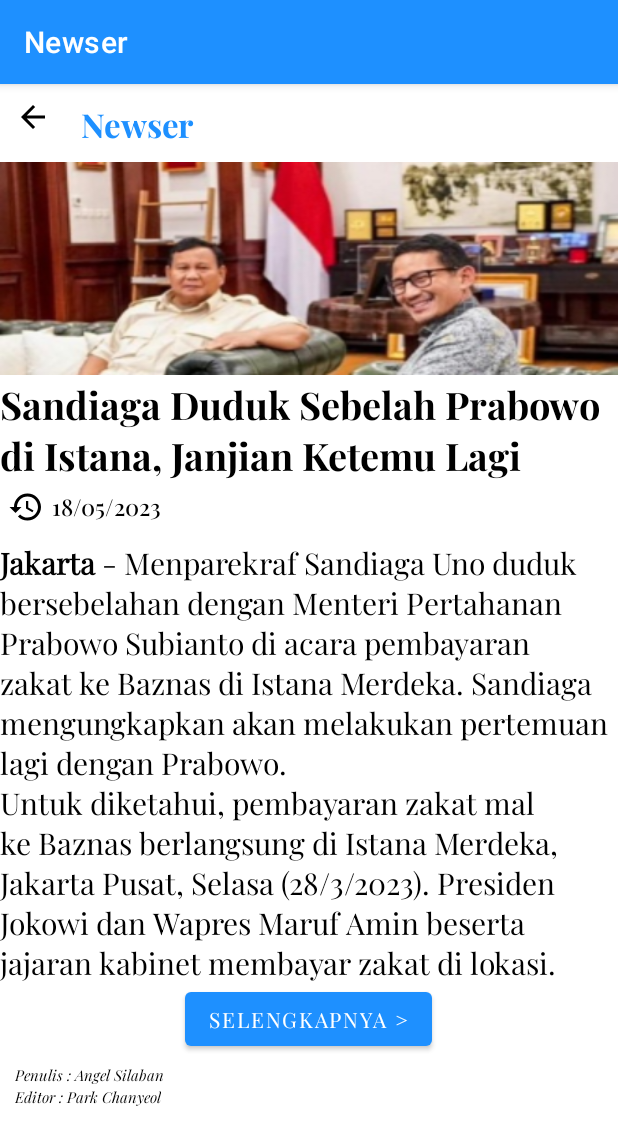
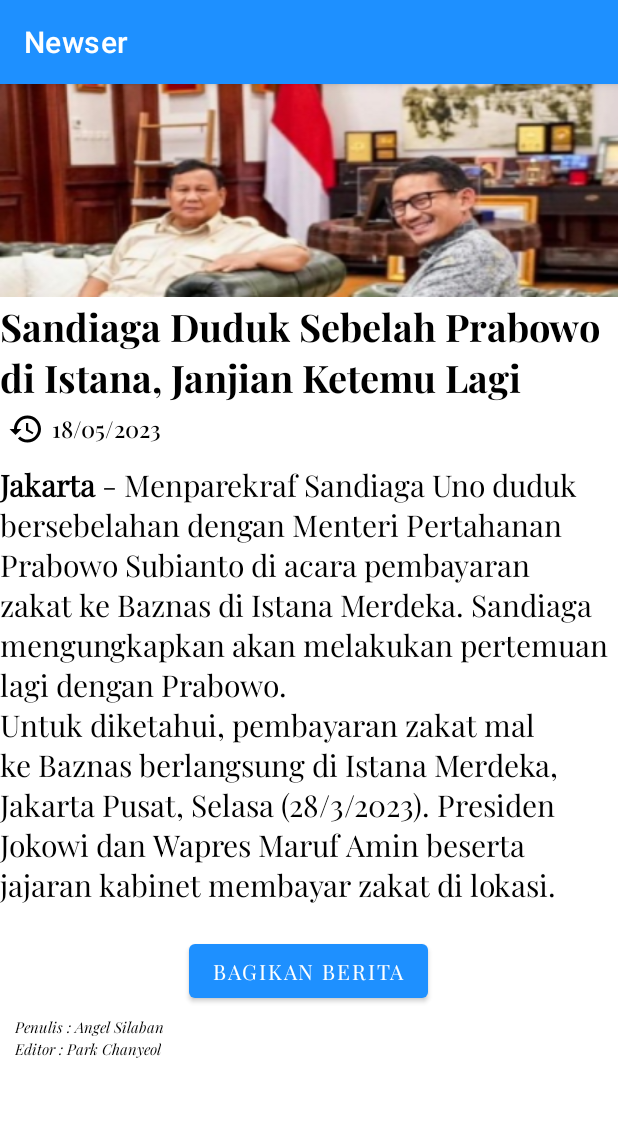
Before and after one commit to angelsilaban/Angel-Maria-Magdalena-Silaban_6706210052_Newser_Assessment3, an Android app: the fragment LihatBeritaUtamaFragment shown on its own in the app's theme, on a phone screen of 412 x 824 dp. Shown: the top 1145 px of the screen. Run offline under Robolectric (Android 15) with nearby library versions, the phone set to English and light mode, and no system bars; 2 statements that could not run were skipped.

Commit message:
Mengintent tombol up dan button ke halaman fragment yang lain

```diff
--- a/app/build.gradle
+++ b/app/build.gradle
@@ -51,4 +51,7 @@ dependencies {
 
     implementation "androidx.room:room-runtime:2.5.1"
     annotationProcessor "androidx.room:room-compiler:2.5.1"
+
+    implementation 'androidx.navigation:navigation-fragment-ktx:2.4.2'
+    implementation 'androidx.navigation:navigation-ui-ktx:2.4.2'
 }
--- a/app/src/main/res/layout/fragment_home.xml
+++ b/app/src/main/res/layout/fragment_home.xml
@@ -64,7 +64,7 @@
                     android:textSize="5sp" />
 
                 <Button
-                    android:id="@+id/buttonLihatBerita"
+                    android:id="@+id/button_lihat_berita"
                     android:layout_width="match_parent"
                     android:layout_height="wrap_content"
                     android:layout_marginTop="10dp"
@@ -72,7 +72,8 @@
                     android:textSize="15sp"
                     android:textColor="@color/black"
                     android:fontFamily="@font/playfairdisplayitalic"
-                    android:backgroundTint="@color/white"/>
+                    android:backgroundTint="@color/white"
+                    tools:visibility="visible"/>
 
             </LinearLayout>
 
--- a/app/src/main/res/layout/fragment_lihat_berita_utama.xml
+++ b/app/src/main/res/layout/fragment_lihat_berita_utama.xml
@@ -5,42 +5,30 @@
     android:layout_height="match_parent"
     tools:context=".fragment.LihatBeritaUtamaFragment">
 
+    <ScrollView
+        android:layout_width="match_parent"
+        android:layout_height="match_parent">
+
         <LinearLayout
             android:layout_width="match_parent"
             android:layout_height="match_parent"
             android:orientation="vertical">
 
-        <LinearLayout
+            <androidx.appcompat.widget.Toolbar
+                android:id="@+id/tombol_up"
+                android:layout_width="wrap_content"
+                android:layout_height="0dp"
+                android:layout_marginStart="8dp"
+                android:theme="@style/Theme.Newser.NoActionBarSetup"/>
+
+            <ImageView
+                android:id="@+id/image_berita_utama"
                 android:layout_width="match_parent"
                 android:layout_height="wrap_content"
-            android:layout_marginTop="10dp"
-            android:layout_marginStart="10dp"
-            android:layout_marginEnd="10dp"
-            android:orientation="horizontal">
-
-            <ImageButton
-                android:layout_width="wrap_content"
-                android:layout_height="wrap_content"
-                android:background="@drawable/ic_arrow_back"/>
-
-            <TextView
-                android:layout_width="match_parent"
-                android:layout_height="wrap_content"
-                android:layout_marginStart="20dp"
-                android:text="@string/app_name"
-                android:textSize="22sp"
-                android:textColor="@color/background_color"
-                android:fontFamily="@font/playfairdisplaybold"/>
-
-        </LinearLayout>
-
-        <ImageView
-            android:layout_width="match_parent"
-            android:layout_height="wrap_content"
-            android:layout_marginTop="10dp"
                 android:background="@drawable/image_beritaprabowo" />
 
             <TextView
+                android:id="@+id/title_berita_utama"
                 android:layout_width="wrap_content"
                 android:layout_height="wrap_content"
                 android:text="@string/title_berita_utama"
@@ -74,6 +62,7 @@
             </LinearLayout>
 
             <TextView
+                android:id="@+id/deskripsi_berita_utama"
                 android:layout_width="wrap_content"
                 android:layout_height="wrap_content"
                 android:layout_marginTop="10dp"
@@ -83,14 +72,16 @@
                 android:textSize="20sp"/>
 
             <Button
-            android:id="@+id/button_selengkapnya"
+                android:id="@+id/btn_share_berita"
                 android:layout_width="wrap_content"
                 android:layout_height="wrap_content"
-            android:text="@string/selengkapnya"
+                android:layout_marginTop="20dp"
+                android:text="@string/share"
                 android:fontFamily="@font/playfairdisplayregular"
                 android:layout_gravity="center_horizontal"/>
 
             <TextView
+                android:id="@+id/penulis"
                 android:layout_width="wrap_content"
                 android:layout_height="wrap_content"
                 android:layout_marginTop="5dp"
@@ -98,9 +89,11 @@
                 android:text="@string/about_1"
                 android:fontFamily="@font/playfairdisplayitalic"
                 android:textSize="10sp"
-            android:textColor="@color/black"/>
+                android:textColor="@color/black"
+                tools:visibility="visible"/>
 
             <TextView
+                android:id="@+id/editor"
                 android:layout_width="wrap_content"
                 android:layout_height="wrap_content"
                 android:layout_marginStart="10dp"
@@ -111,4 +104,6 @@
 
         </LinearLayout>
 
+    </ScrollView>
+
 </FrameLayout>
--- a/app/src/main/res/values/strings.xml
+++ b/app/src/main/res/values/strings.xml
@@ -6,6 +6,7 @@
 \nUntuk diketahui, pembayaran zakat mal ke Baznas berlangsung di Istana Merdeka, Jakarta Pusat, Selasa (28/3/2023). Presiden Jokowi dan Wapres Maruf Amin beserta jajaran kabinet membayar zakat di lokasi.
     </string>
     <string name="selengkapnya">Selengkapnya ></string>
+    <string name="share">Bagikan Berita</string>
     <string name="about_1">Penulis : Angel Silaban</string>
     <string name="about_2">Editor : Park Chanyeol</string>
     <string name="terbaru">Terbaru</string>
@@ -13,5 +14,5 @@
     <string name="internasional">Internasional</string>
     <string name="olahraga">Olahraga</string>
     <string name="ekonomi">Ekonomi</string>
-    <string name="bagikan_template">Lihat berita selanjutnya ke portal CNN</string>
+    <string name="bagikan_berita">Bagikan berita</string>
 </resources>
```
Also changed, not shown: app/src/main/AndroidManifest.xml (+1 -10 lines), app/src/main/java/org/d3if0052/newser/HomePageActivity.kt (+31 -0 lines), app/src/main/java/org/d3if0052/newser/fragment/HomeFragment.kt (+26 -1 lines), app/src/main/java/org/d3if0052/newser/fragment/LihatBeritaUtamaFragment.kt (+17 -3 lines), app/src/main/java/org/d3if0052/newser/fragment/SearchFragment.kt (+30 -30 lines). Lines whose indentation alone changed are shown as unchanged.
